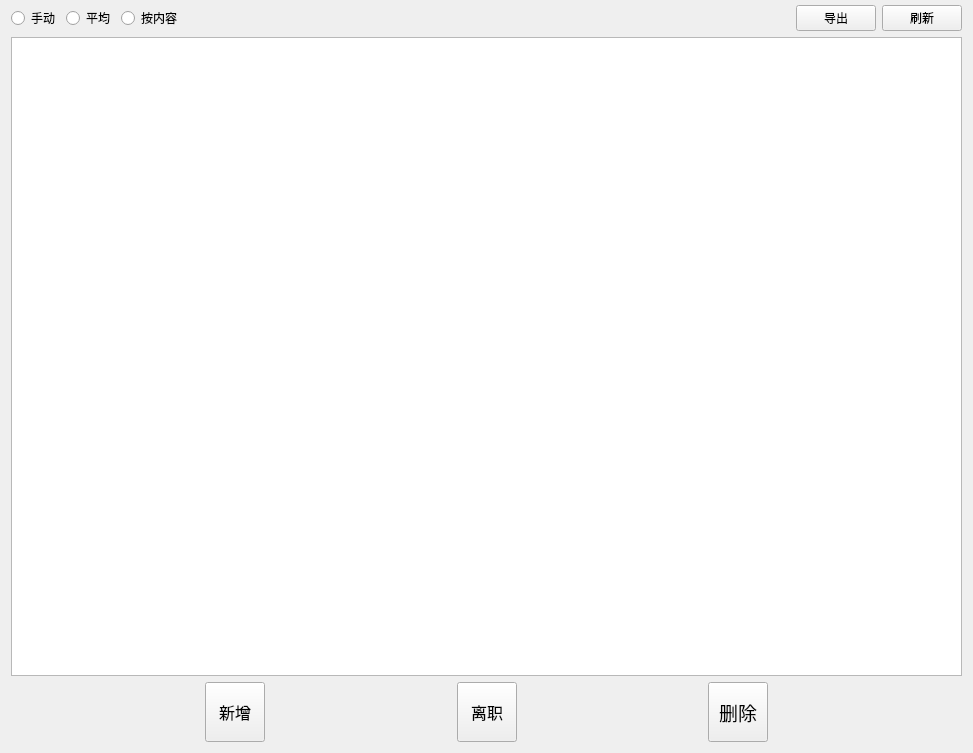
Old version of the form Qt/ERP/personmanager.ui in the repository superp2017/NTERP.
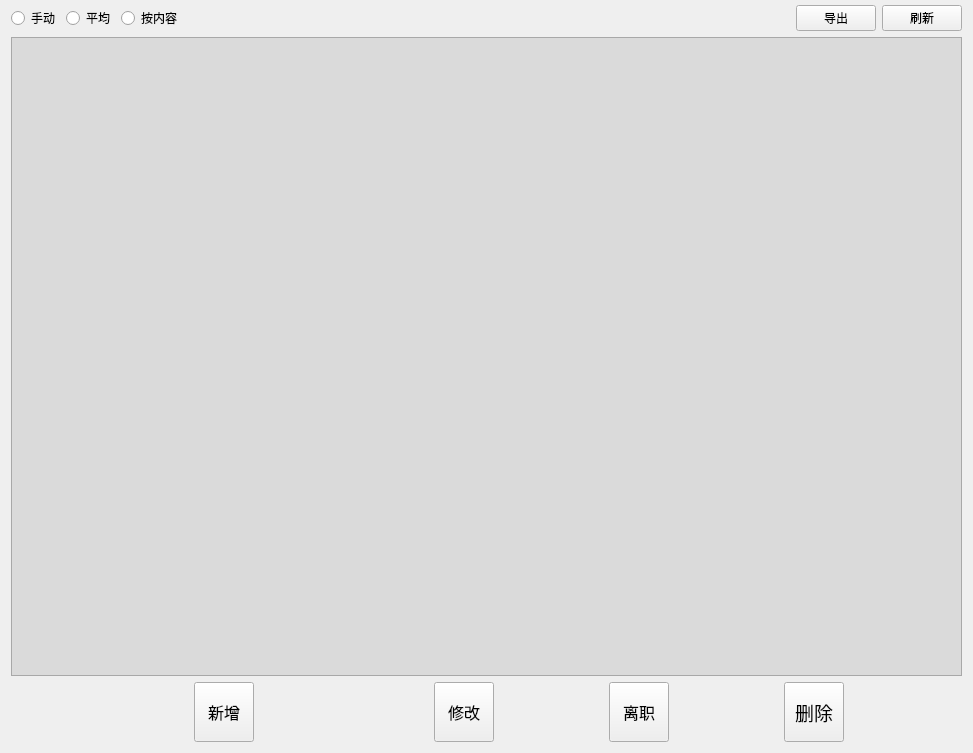
New version of the form. Custom widgets are drawn as their Qt base class.

```diff
--- a/Qt/ERP/personmanager.ui
+++ b/Qt/ERP/personmanager.ui
@@ -70,7 +70,11 @@
     </layout>
    </item>
    <item row="1" column="0">
-    <widget class="userTable" name="tableWidget"/>
+    <widget class="userTable" name="tableWidget">
+     <property name="styleSheet">
+      <string notr="true">background-color: rgb(218, 218, 218);</string>
+     </property>
+    </widget>
    </item>
    <item row="2" column="0">
     <widget class="QWidget" name="widget" native="true">
@@ -144,6 +148,44 @@
         </property>
        </spacer>
       </item>
+      <item>
+       <widget class="QPushButton" name="pushButton_mod">
+        <property name="minimumSize">
+         <size>
+          <width>60</width>
+          <height>60</height>
+         </size>
+        </property>
+        <property name="maximumSize">
+         <size>
+          <width>60</width>
+          <height>60</height>
+         </size>
+        </property>
+        <property name="font">
+         <font>
+          <family>Arial</family>
+          <pointsize>12</pointsize>
+         </font>
+        </property>
+        <property name="text">
+         <string>修改</string>
+        </property>
+       </widget>
+      </item>
+      <item>
+       <spacer name="horizontalSpacer_6">
+        <property name="orientation">
+         <enum>Qt::Horizontal</enum>
+        </property>
+        <property name="sizeHint" stdset="0">
+         <size>
+          <width>40</width>
+          <height>20</height>
+         </size>
+        </property>
+       </spacer>
+      </item>
       <item>
        <widget class="QPushButton" name="pushButton_out">
         <property name="minimumSize">
```
